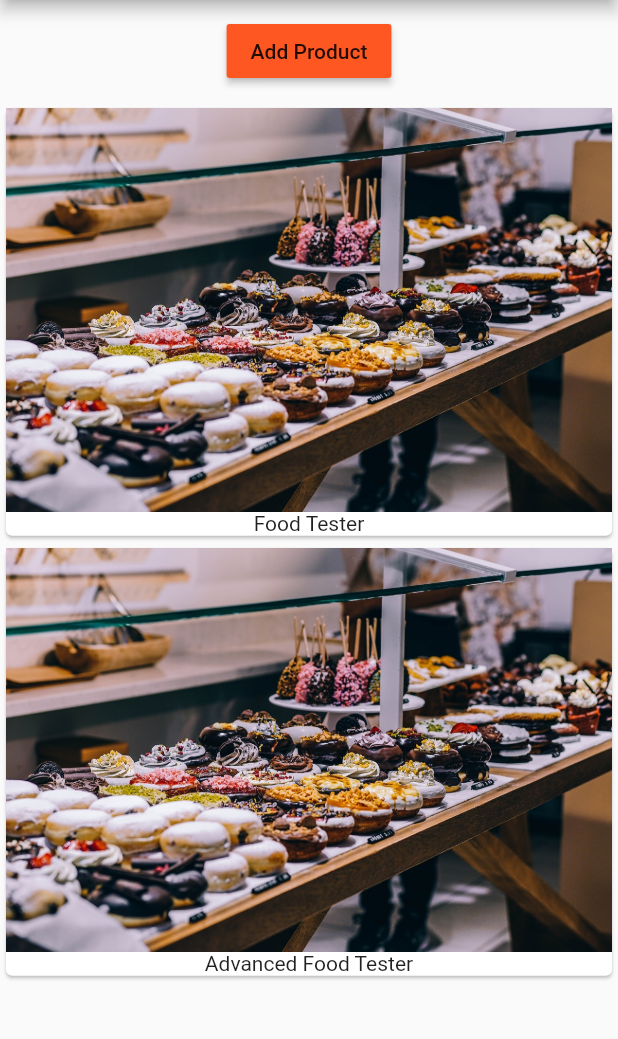
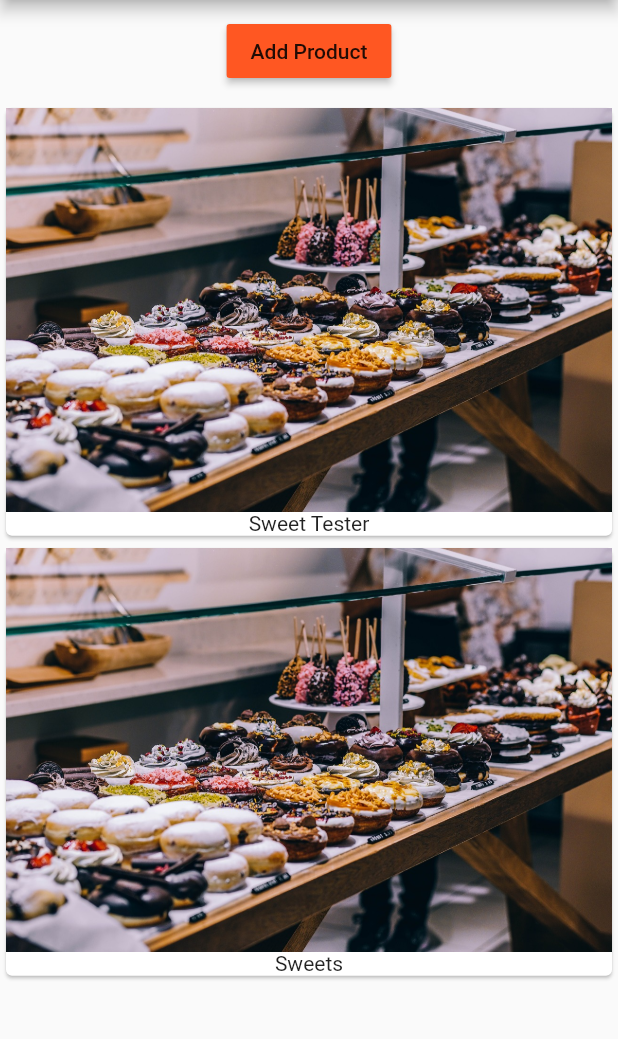
Before and after one commit to kunalindoliya/First-Flutter-App, a Flutter app: the screen it shows after launch, after a tap on "Add Product", on a phone screen of 412 x 824 dp, the part 84-1123 px from its top. Run offline on Flutter 3.47's test engine with Material 2 defaults, Android fonts, the phone set to English and light mode, and no system bars.

Commit message:
Passing Data Up.

```diff
--- a/lib/main.dart
+++ b/lib/main.dart
@@ -18,7 +18,7 @@ class MyApp extends StatelessWidget {
           appBar: AppBar(
             title: Text('My APP'),
           ),
-          body:ProductManager("Food Tester"),
+          body:ProductManager(),
       ),
     );
   }
--- /dev/null
+++ b/lib/product_control.dart
@@ -0,0 +1,17 @@
+import 'package:flutter/material.dart';
+
+class ProductControl extends StatelessWidget{
+  final Function addProduct;
+  ProductControl(this.addProduct);
+  @override
+  Widget build(BuildContext context) {
+    // TODO: implement build
+    return  RaisedButton(
+      color: Theme.of(context).primaryColor,
+      onPressed: () {
+       addProduct("Sweets");
+      },
+      child: Text('Add Product'),
+    );
+  }
+}
--- a/lib/product_manager.dart
+++ b/lib/product_manager.dart
@@ -1,13 +1,13 @@
 import 'package:flutter/material.dart';
 
+import './product_control.dart';
 import './products.dart';
 
 class ProductManager extends StatefulWidget {
   final String startingProduct;
-  ProductManager(this.startingProduct);
+  ProductManager({this.startingProduct="Sweet Tester"});
   @override
   State<StatefulWidget> createState() {
-    // TODO: implement createState
     return _ProductManagerState();
   }
 }
@@ -19,19 +19,18 @@ class _ProductManagerState extends State<ProductManager> {
     super.initState();
     _products.add(widget.startingProduct);
   }
+  void _addProduct(String product_name){
+    setState(() {
+      _products.add(product_name);
+    });
+  }
+
   @override
   Widget build(BuildContext context) {
     return Column(children:[ Container(
       margin: EdgeInsets.all(10.0),
-      child: RaisedButton(
-        color: Theme.of(context).primaryColor,
-        onPressed: () {
-          setState(() {
-            _products.add("Advanced Food Tester");
-          });
-        },
-        child: Text('Add Product'),
-      ),
+      child: ProductControl(_addProduct),
+
     ),
       Product(_products),
     ]);
```
